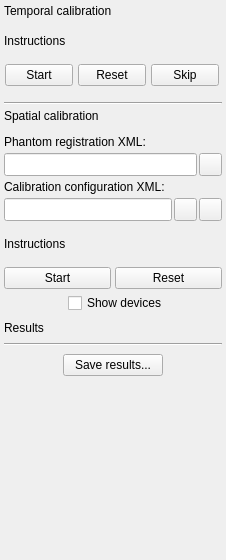
Old version of the form PlusApp/fCal/Toolboxes/FreehandCalibrationToolbox.ui in the repository PlusToolkit/PlusApp.
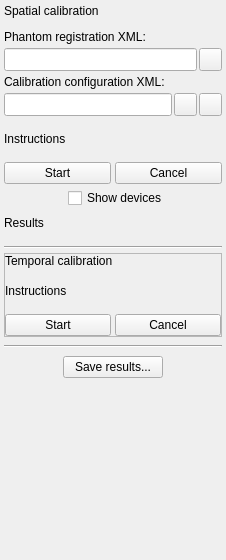
New version of the form. Icons and pictures are not drawn.

Commit message: Fixed #281: Temporal calibration is now on the bottom of the toolbox; It needs no skipping; It is disabled now (the algorithm is now useless for freehand anyway);

```diff
--- a/PlusApp/fCal/Toolboxes/FreehandCalibrationToolbox.ui
+++ b/PlusApp/fCal/Toolboxes/FreehandCalibrationToolbox.ui
@@ -31,86 +31,14 @@
   <property name="windowTitle">
    <string>Freehand Calibration</string>
   </property>
-  <layout class="QGridLayout" name="gridLayout_2">
-   <property name="margin">
-    <number>4</number>
-   </property>
+  <layout class="QVBoxLayout" name="verticalLayout">
    <property name="spacing">
     <number>4</number>
    </property>
-   <item row="0" column="0" colspan="2">
-    <widget class="QLabel" name="label_TemporalCalibration">
-     <property name="text">
-      <string>Temporal calibration</string>
-     </property>
-    </widget>
-   </item>
-   <item row="1" column="0" colspan="2">
-    <spacer name="verticalSpacer_5">
-     <property name="orientation">
-      <enum>Qt::Vertical</enum>
-     </property>
-     <property name="sizeType">
-      <enum>QSizePolicy::Fixed</enum>
-     </property>
-     <property name="sizeHint" stdset="0">
-      <size>
-       <width>158</width>
-       <height>12</height>
-      </size>
-     </property>
-    </spacer>
-   </item>
-   <item row="2" column="0" colspan="2">
-    <widget class="QLabel" name="label_InstructionsTemporal">
-     <property name="text">
-      <string>Instructions</string>
-     </property>
-     <property name="wordWrap">
-      <bool>true</bool>
-     </property>
-    </widget>
-   </item>
-   <item row="3" column="0" colspan="2">
-    <spacer name="verticalSpacer_6">
-     <property name="orientation">
-      <enum>Qt::Vertical</enum>
-     </property>
-     <property name="sizeType">
-      <enum>QSizePolicy::Fixed</enum>
-     </property>
-     <property name="sizeHint" stdset="0">
-      <size>
-       <width>158</width>
-       <height>12</height>
-      </size>
-     </property>
-    </spacer>
-   </item>
-   <item row="5" column="0" colspan="2">
-    <spacer name="verticalSpacer_3">
-     <property name="orientation">
-      <enum>Qt::Vertical</enum>
-     </property>
-     <property name="sizeType">
-      <enum>QSizePolicy::Fixed</enum>
-     </property>
-     <property name="sizeHint" stdset="0">
-      <size>
-       <width>158</width>
-       <height>12</height>
-      </size>
-     </property>
-    </spacer>
-   </item>
-   <item row="6" column="0" colspan="2">
-    <widget class="Line" name="line_2">
-     <property name="orientation">
-      <enum>Qt::Horizontal</enum>
-     </property>
-    </widget>
-   </item>
-   <item row="7" column="0" colspan="2">
+   <property name="margin">
+    <number>4</number>
+   </property>
+   <item>
     <widget class="QFrame" name="frame_SpatialCalibration">
      <property name="frameShape">
       <enum>QFrame::NoFrame</enum>
@@ -318,9 +246,9 @@
          </widget>
         </item>
         <item>
-         <widget class="QPushButton" name="pushButton_ResetSpatial">
+         <widget class="QPushButton" name="pushButton_CancelSpatial">
           <property name="text">
-           <string>Reset</string>
+           <string>Cancel</string>
           </property>
          </widget>
         </item>
@@ -407,22 +335,54 @@
      </layout>
     </widget>
    </item>
-   <item row="16" column="0" colspan="2">
-    <spacer name="verticalSpacer_2">
+   <item>
+    <spacer name="verticalSpacer_3">
      <property name="orientation">
       <enum>Qt::Vertical</enum>
      </property>
+     <property name="sizeType">
+      <enum>QSizePolicy::Fixed</enum>
+     </property>
      <property name="sizeHint" stdset="0">
       <size>
        <width>158</width>
-       <height>40</height>
+       <height>12</height>
       </size>
      </property>
     </spacer>
    </item>
-   <item row="14" column="0" colspan="2">
-    <spacer name="verticalSpacer_4">
+   <item>
+    <widget class="Line" name="line_2">
      <property name="orientation">
+      <enum>Qt::Horizontal</enum>
+     </property>
+    </widget>
+   </item>
+   <item>
+    <widget class="QFrame" name="frame_TemporalCalibration">
+     <property name="frameShape">
+      <enum>QFrame::StyledPanel</enum>
+     </property>
+     <property name="frameShadow">
+      <enum>QFrame::Raised</enum>
+     </property>
+     <layout class="QVBoxLayout" name="verticalLayout_2">
+      <property name="spacing">
+       <number>4</number>
+      </property>
+      <property name="margin">
+       <number>0</number>
+      </property>
+      <item>
+       <widget class="QLabel" name="label_TemporalCalibration">
+        <property name="text">
+         <string>Temporal calibration</string>
+        </property>
+       </widget>
+      </item>
+      <item>
+       <spacer name="verticalSpacer_5">
+        <property name="orientation">
       <enum>Qt::Vertical</enum>
      </property>
      <property name="sizeType">
@@ -430,14 +390,24 @@
      </property>
      <property name="sizeHint" stdset="0">
       <size>
-       <width>20</width>
-       <height>4</height>
+          <width>158</width>
+          <height>12</height>
       </size>
      </property>
     </spacer>
    </item>
-   <item row="11" column="0" colspan="2">
-    <spacer name="verticalSpacer_10">
+      <item>
+       <widget class="QLabel" name="label_InstructionsTemporal">
+        <property name="text">
+         <string>Instructions</string>
+        </property>
+        <property name="wordWrap">
+         <bool>true</bool>
+        </property>
+       </widget>
+      </item>
+      <item>
+       <spacer name="verticalSpacer_6">
      <property name="orientation">
       <enum>Qt::Vertical</enum>
      </property>
@@ -446,13 +416,13 @@
      </property>
      <property name="sizeHint" stdset="0">
       <size>
-       <width>20</width>
-       <height>4</height>
+          <width>158</width>
+          <height>12</height>
       </size>
      </property>
     </spacer>
    </item>
-   <item row="4" column="0" colspan="2">
+      <item>
     <layout class="QHBoxLayout" name="horizontalLayout_5">
      <property name="spacing">
       <number>4</number>
@@ -460,20 +430,20 @@
      <item>
       <widget class="QPushButton" name="pushButton_StartTemporal">
        <property name="sizePolicy">
-        <sizepolicy hsizetype="Fixed" vsizetype="Fixed">
+           <sizepolicy hsizetype="Minimum" vsizetype="Fixed">
          <horstretch>0</horstretch>
          <verstretch>0</verstretch>
         </sizepolicy>
        </property>
        <property name="minimumSize">
         <size>
-         <width>68</width>
+            <width>0</width>
          <height>0</height>
         </size>
        </property>
        <property name="maximumSize">
         <size>
-         <width>68</width>
+            <width>16777215</width>
          <height>16777215</height>
         </size>
        </property>
@@ -483,65 +453,57 @@
       </widget>
      </item>
      <item>
-      <widget class="QPushButton" name="pushButton_ResetTemporal">
-       <property name="sizePolicy">
-        <sizepolicy hsizetype="Fixed" vsizetype="Fixed">
-         <horstretch>0</horstretch>
-         <verstretch>0</verstretch>
-        </sizepolicy>
-       </property>
-       <property name="minimumSize">
-        <size>
-         <width>68</width>
-         <height>0</height>
-        </size>
-       </property>
-       <property name="maximumSize">
-        <size>
-         <width>68</width>
-         <height>16777215</height>
-        </size>
-       </property>
+         <widget class="QPushButton" name="pushButton_CancelTemporal">
        <property name="text">
-        <string>Reset</string>
+           <string>Cancel</string>
        </property>
       </widget>
      </item>
+       </layout>
+      </item>
+     </layout>
+    </widget>
+   </item>
      <item>
-      <widget class="QPushButton" name="pushButton_SkipTemporal">
-       <property name="sizePolicy">
-        <sizepolicy hsizetype="Fixed" vsizetype="Fixed">
-         <horstretch>0</horstretch>
-         <verstretch>0</verstretch>
-        </sizepolicy>
-       </property>
-       <property name="minimumSize">
-        <size>
-         <width>68</width>
-         <height>0</height>
-        </size>
-       </property>
-       <property name="maximumSize">
+    <spacer name="verticalSpacer_10">
+     <property name="orientation">
+      <enum>Qt::Vertical</enum>
+     </property>
+     <property name="sizeType">
+      <enum>QSizePolicy::Fixed</enum>
+     </property>
+     <property name="sizeHint" stdset="0">
         <size>
-         <width>68</width>
-         <height>16777215</height>
-        </size>
-       </property>
-       <property name="text">
-        <string>Skip</string>
-       </property>
-      </widget>
-     </item>
-    </layout>
-   </item>
-   <item row="12" column="0" rowspan="2" colspan="2">
+       <width>20</width>
+       <height>4</height>
+      </size>
+     </property>
+    </spacer>
+   </item>
+   <item>
     <widget class="Line" name="line">
      <property name="orientation">
       <enum>Qt::Horizontal</enum>
      </property>
     </widget>
    </item>
-   <item row="15" column="0" colspan="2">
+   <item>
+    <spacer name="verticalSpacer_4">
+     <property name="orientation">
+      <enum>Qt::Vertical</enum>
+     </property>
+     <property name="sizeType">
+      <enum>QSizePolicy::Fixed</enum>
+     </property>
+     <property name="sizeHint" stdset="0">
+      <size>
+       <width>20</width>
+       <height>4</height>
+      </size>
+     </property>
+    </spacer>
+   </item>
+   <item>
     <layout class="QGridLayout" name="gridLayout_3">
      <item row="0" column="0">
       <widget class="QPushButton" name="pushButton_Save">
@@ -567,6 +529,19 @@
      </item>
     </layout>
    </item>
+   <item>
+    <spacer name="verticalSpacer_2">
+     <property name="orientation">
+      <enum>Qt::Vertical</enum>
+     </property>
+     <property name="sizeHint" stdset="0">
+      <size>
+       <width>158</width>
+       <height>40</height>
+      </size>
+     </property>
+    </spacer>
+   </item>
   </layout>
  </widget>
  <layoutdefault spacing="4" margin="4"/>
```
Lines whose indentation alone changed are shown as unchanged. The commit also changes 2 other files.
